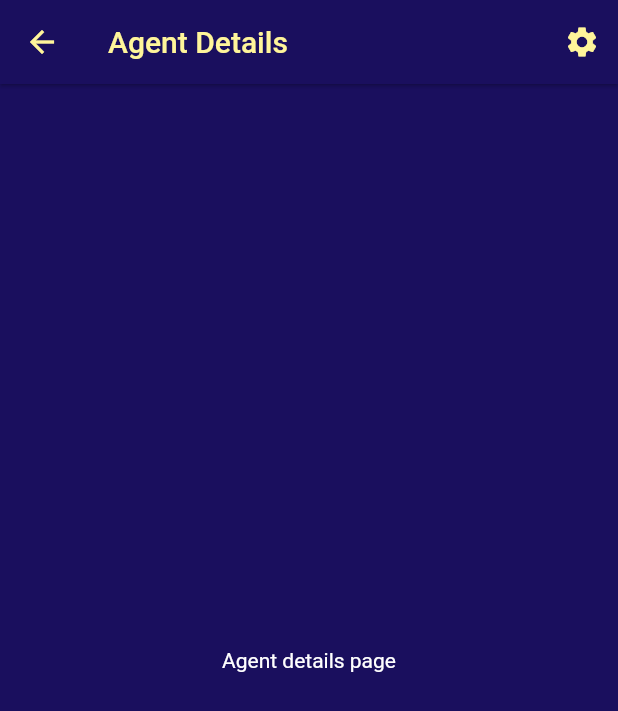
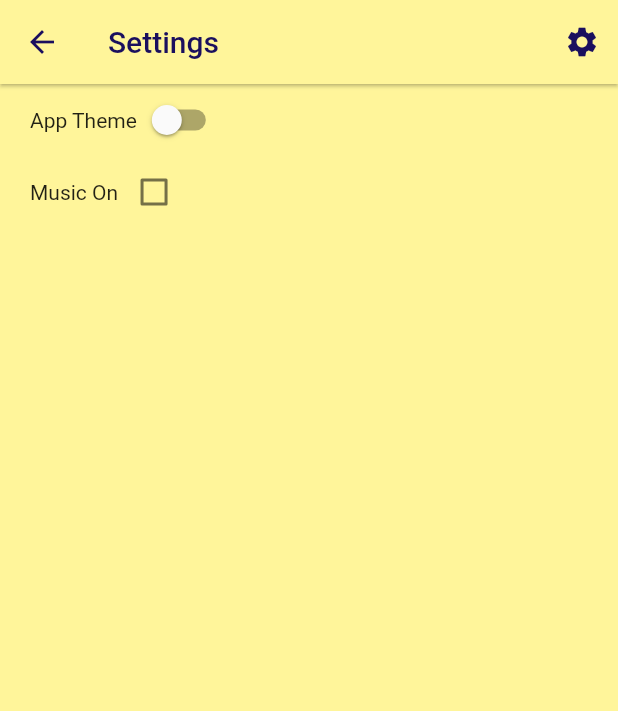
Before and after one commit to MukolaShiyak/Valorant_app, a Flutter app: the MainPageLayout screen opened directly, after a tap on the "settings" icon, on a phone screen of 412 x 824 dp. Shown: the top 711 px of the screen. Run offline on Flutter 3.47's test engine with Material 2 defaults, Android fonts, the phone set to English and light mode, and no system bars; our stand-ins replace bloc, dio, flutter_bloc, flutter_hooks, get_it, hydrated_bloc and 1 more.

Commit message:
add setting page, add hydrated

```diff
--- /dev/null
+++ b/lib/src/config/colors.dart
@@ -0,0 +1,7 @@
+import 'package:flutter/material.dart';
+
+abstract class AppColors {
+  static const Color accentYellow = Color.fromARGB(255, 255, 245, 154);
+  static const Color darkPurple = Color.fromARGB(255, 26, 15, 94);
+  static const Color lightOrange = Color.fromARGB(255, 255, 234, 195);
+}
--- a/lib/src/config/routes/app_router.dart
+++ b/lib/src/config/routes/app_router.dart
@@ -5,6 +5,7 @@ import '/src/presentation/pages/agents_list/agents_list_page.dart';
 import '/src/presentation/pages/agent_details/agent_details_page.dart';
 import '/src/presentation/pages/guns_list/guns_list_page.dart';
 import '/src/presentation/pages/gun_details/gun_details_page.dart';
+import '/src/presentation/pages/settings/settings_page.dart';
 
 class AppRouter {
   static String _currentRouteName = '';
@@ -31,6 +32,9 @@ class AppRouter {
         _currentRouteName = AppRoutes.gunDetails;
         return _materialRoute(const GunDetailsPage());
 
+      case AppRoutes.appSettings:
+        return _materialRoute(const SettingsPage());
+
       default:
         return null;
     }
--- a/lib/src/config/routes/app_routes.dart
+++ b/lib/src/config/routes/app_routes.dart
@@ -5,4 +5,5 @@ class AppRoutes {
   static const String agentDetails = '/agent_details';
   static const String gunDetails = '/gun_details';
   static const String gunsList = '/guns_list';
+  static const String appSettings = '/app_settings';
 }
--- a/lib/src/presentation/blocs/settings/settings_bloc.dart
+++ b/lib/src/presentation/blocs/settings/settings_bloc.dart
@@ -1,13 +1,30 @@
 import 'package:bloc/bloc.dart';
+import 'package:flutter/material.dart';
 import 'package:meta/meta.dart';
+import 'package:hydrated_bloc/hydrated_bloc.dart';
+import 'dart:convert' as converter;
 
 part 'settings_event.dart';
 part 'settings_state.dart';
 
-class SettingsBloc extends Bloc<SettingsEvent, SettingsState> {
-  SettingsBloc() : super(SettingsInitial()) {
-    on<SettingsEvent>((event, emit) {
-      // TODO: implement event handler
-    });
+class SettingsBloc extends Bloc<SwitchThemeEvent, SettingsState>
+    with HydratedMixin {
+  SettingsBloc() : super(SettingsState(isDarkTheme: false)) {
+    on<SwitchThemeEvent>(_switchTheme);
+  }
+
+  void _switchTheme(SwitchThemeEvent event, Emitter<SettingsState> emit) {
+    emit(state.copyWith(isDarkTheme: !state.isDarkTheme));
+  }
+
+  @override
+  SettingsState fromJson(Map<String, dynamic> json) {
+    return SettingsState.fromMap(json);
+  }
+
+  @override
+  Map<String, dynamic> toJson(SettingsState state) {
+    addError(Exception('Couldnt write to a storage'), StackTrace.current);
+    return state.toMap();
   }
 }
--- a/lib/src/presentation/blocs/settings/settings_event.dart
+++ b/lib/src/presentation/blocs/settings/settings_event.dart
@@ -1,4 +1,4 @@
 part of 'settings_bloc.dart';
 
 @immutable
-abstract class SettingsEvent {}
+class SwitchThemeEvent {}
--- a/lib/src/presentation/blocs/settings/settings_state.dart
+++ b/lib/src/presentation/blocs/settings/settings_state.dart
@@ -1,6 +1,38 @@
 part of 'settings_bloc.dart';
 
-@immutable
-abstract class SettingsState {}
+class SettingsState {
+  final bool isDarkTheme;
 
-class SettingsInitial extends SettingsState {}
+  SettingsState({
+    required this.isDarkTheme,
+  });
+
+  SettingsState copyWith({
+    bool? isDarkTheme,
+  }) {
+    return SettingsState(
+      isDarkTheme: isDarkTheme ?? this.isDarkTheme,
+    );
+  }
+
+  Map<String, dynamic> toMap() {
+    return <String, dynamic>{
+      'isDarkTheme': isDarkTheme,
+    };
+  }
+
+  factory SettingsState.fromMap(Map<String, dynamic> map) {
+    return SettingsState(
+      isDarkTheme: map['isDarkTheme'] as bool,
+    );
+  }
+  String toJson() => converter.json.encode(toMap());
+
+  factory SettingsState.fromJson(String source) {
+    return SettingsState.fromMap(
+        converter.json.decode(source) as Map<String, dynamic>);
+  }
+
+  @override
+  String toString() => 'SettingsState(appTheme: $isDarkTheme)';
+}
--- /dev/null
+++ b/lib/src/presentation/pages/settings/settings_page.dart
@@ -0,0 +1,48 @@
+import 'package:flutter/material.dart';
+import 'package:flutter_bloc/flutter_bloc.dart';
+import 'package:flutter_hooks/flutter_hooks.dart';
+
+import '/src/presentation/blocs/settings/settings_bloc.dart';
+import '/src/presentation/widgets/app_bars/main_app_bar.dart';
+import '/src/presentation/widgets/layouts/main_page_layout.dart';
+
+class SettingsPage extends HookWidget {
+  const SettingsPage({super.key});
+
+  @override
+  Widget build(BuildContext context) {
+    return MainPageLayout(
+      appBar: MainAppBar(title: 'Settings'),
+      body: BlocBuilder<SettingsBloc, SettingsState>(
+        builder: (context, state) {
+          return Padding(
+            padding: const EdgeInsets.symmetric(horizontal: 20),
+            child: Column(
+              children: [
+                Row(
+                  children: [
+                    const Text(
+                      'App Theme',
+                    ),
+                    Switch(
+                      value: state.isDarkTheme,
+                      onChanged: (_) {
+                        context.read<SettingsBloc>().add(SwitchThemeEvent());
+                      },
+                    ),
+                  ],
+                ),
+                Row(
+                  children: [
+                    const Text('Music On'),
+                    Checkbox(value: false, onChanged: (_) {}),
+                  ],
+                ),
+              ],
+            ),
+          );
+        },
+      ),
+    );
+  }
+}
--- a/lib/src/presentation/widgets/app_bars/main_app_bar.dart
+++ b/lib/src/presentation/widgets/app_bars/main_app_bar.dart
@@ -1,5 +1,7 @@
 import 'package:flutter/material.dart';
 import 'package:flutter_hooks/flutter_hooks.dart';
+
+import '/src/config/routes/app_routes.dart';
 
 class MainAppBar extends HookWidget implements PreferredSizeWidget {
   MainAppBar({
@@ -19,7 +21,10 @@ class MainAppBar extends HookWidget implements PreferredSizeWidget {
     return AppBar(
       title: Text(title),
       actions: [
-        IconButton(onPressed: () {}, icon: const Icon(Icons.settings)),
+        IconButton(
+            onPressed: () =>
+                Navigator.of(context).pushNamed(AppRoutes.appSettings),
+            icon: const Icon(Icons.settings)),
       ],
     );
   }
--- a/pubspec.yaml
+++ b/pubspec.yaml
@@ -19,7 +19,7 @@ publish_to: 'none' # Remove this line if you wish to publish to pub.dev
 version: 1.0.0+1
 
 environment:
-  sdk: '>=2.19.0 <3.0.0'
+  sdk: '>=2.19.4 <3.0.0'
 
 # Dependencies specify other packages that your package needs in order to work.
 # To automatically upgrade your package dependencies to the latest versions
@@ -40,6 +40,8 @@ dependencies:
   dio: ^4.0.6
   logger: ^1.1.0
   flutter_hooks: ^0.18.5+1
+  hydrated_bloc: ^9.1.0
+  path_provider: ^2.0.13
 
 dev_dependencies:
   flutter_test:
```
Also changed, not shown: lib/main.dart (+18 -4 lines), lib/src/config/themes/app_theme.dart (+14 -14 lines), pubspec.lock, 3 other files.
